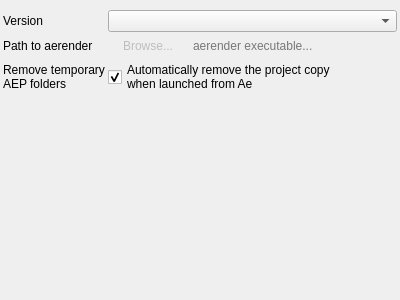
First picture: the form in src/UI/aesettingswidget.ui, repository RxLaboratory/DuME, before the edit.
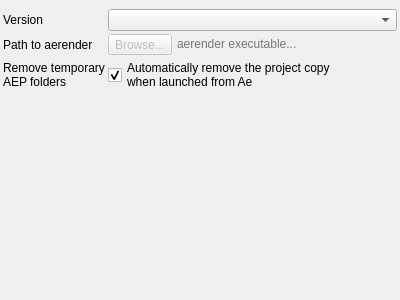
Second picture: the form after the edit. Icons and pictures are not drawn.

```diff
--- a/src/UI/aesettingswidget.ui
+++ b/src/UI/aesettingswidget.ui
@@ -21,7 +21,7 @@
     <number>3</number>
    </property>
    <property name="topMargin">
-    <number>10</number>
+    <number>9</number>
    </property>
    <property name="rightMargin">
     <number>3</number>
@@ -88,15 +88,16 @@
       <item row="1" column="1">
        <layout class="QHBoxLayout" name="horizontalLayout_7">
         <item>
-         <widget class="QPushButton" name="aerenderBrowseButton">
+         <widget class="QToolButton" name="aerenderBrowseButton">
           <property name="enabled">
            <bool>false</bool>
           </property>
           <property name="text">
            <string>Browse...</string>
           </property>
-          <property name="flat">
-           <bool>true</bool>
+          <property name="icon">
+           <iconset resource="../resources.qrc">
+            <normaloff>:/icons/set-bash-file</normaloff>:/icons/set-bash-file</iconset>
           </property>
          </widget>
         </item>
```
Left out of the diff: 4 changed lines with no effect on the pictures.
